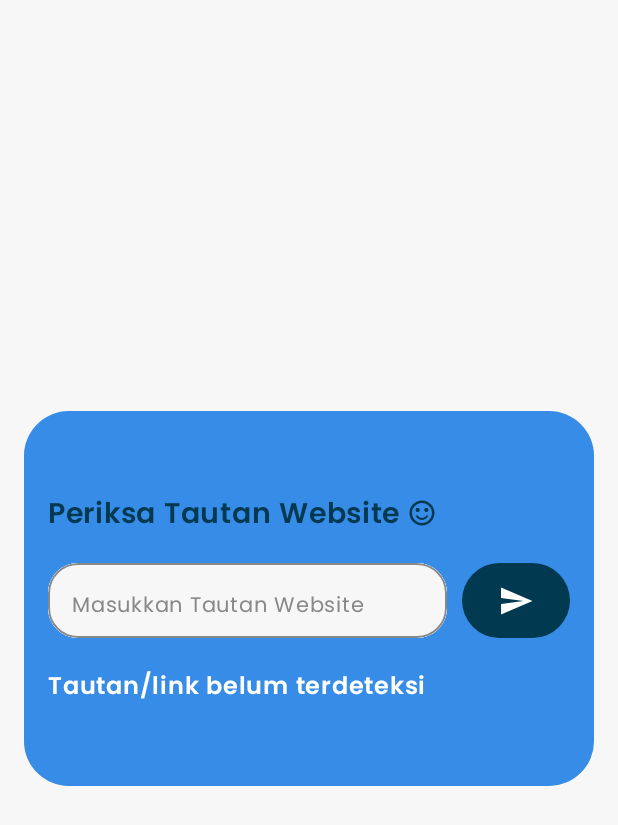
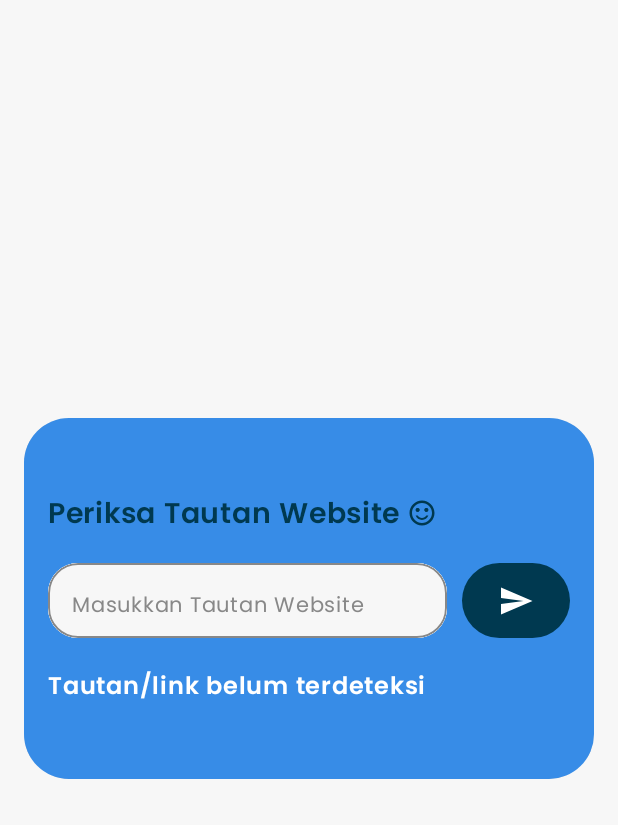
Before and after one commit to gilangrizkiputra/phising-detection-app, an Android app built with Jetpack Compose: the screen it shows after launch (MainActivity), on a phone screen of 412 x 824 dp. Shown: the top 825 px of the screen. Run offline under Robolectric (Android 15) with nearby library versions, the phone set to English and light mode, and no system bars; our stand-ins replace accompanist; pictures from the network do not load; 2 statements that could not run were skipped.

Commit message:
fix: padding

```diff
--- a/app/src/main/java/com/project/phistingdetection/MainScreen/MainScreen.kt
+++ b/app/src/main/java/com/project/phistingdetection/MainScreen/MainScreen.kt
@@ -194,7 +194,6 @@ fun HeaderSection(
         modifier = Modifier
             .fillMaxSize()
             .padding(16.dp)
-            .height(250.dp)
             .clip(RoundedCornerShape(30.dp)),
         color = blue,
         shadowElevation = 4.dp,
@@ -203,7 +202,7 @@ fun HeaderSection(
             verticalArrangement = Arrangement.Center,
             modifier = Modifier
                 .fillMaxWidth()
-                .padding(16.dp)
+                .padding(start = 16.dp, end = 16.dp, top = 50.dp, bottom = 50.dp)
                 .animateContentSize()
         ) {
             Row(
```
